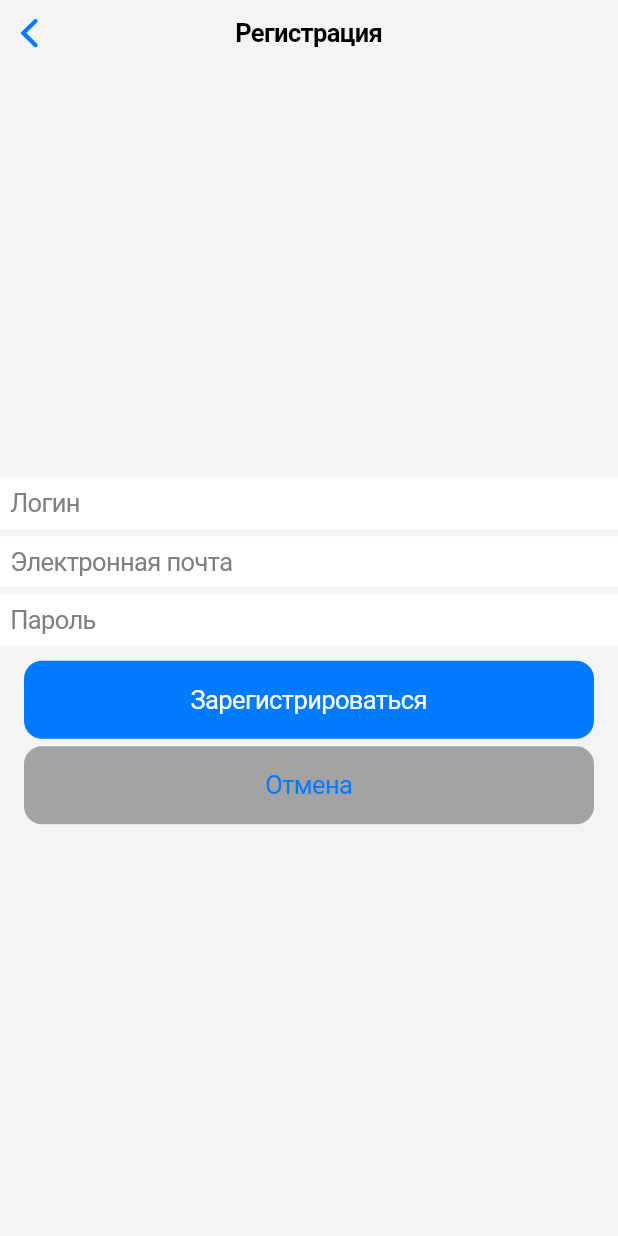
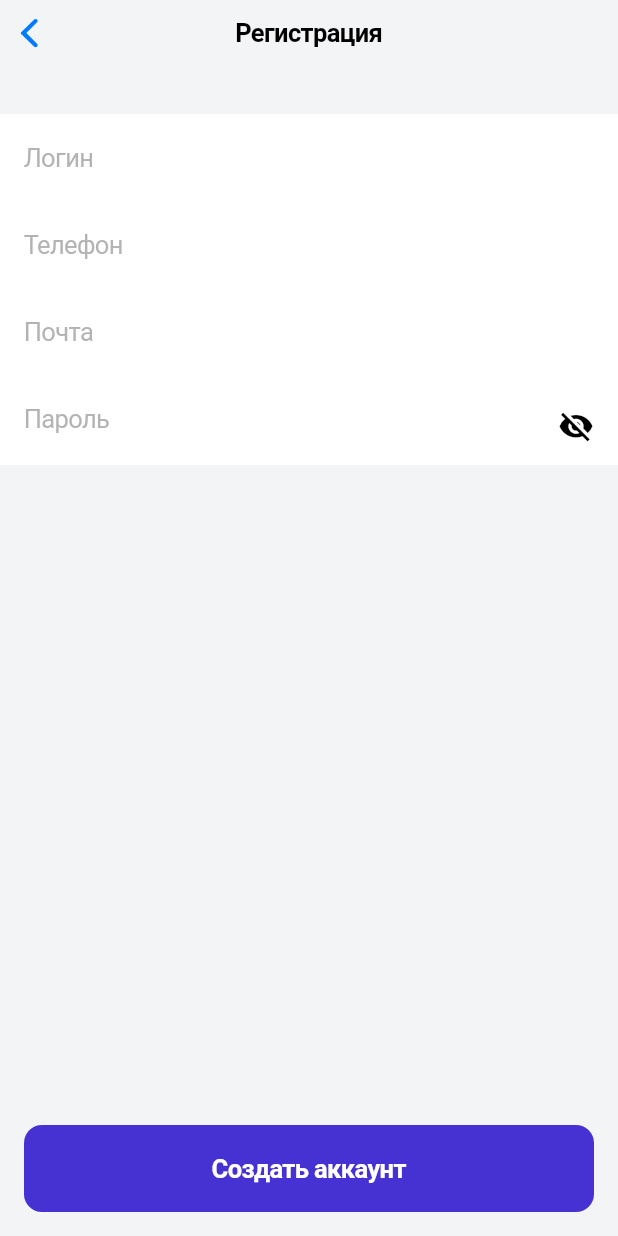
Before and after one commit to JaiRadhe/flutter_stepik, a Flutter app: the RegScreen screen opened directly, on a phone screen of 412 x 824 dp. Run offline on Flutter 3.47's test engine with Material 2 defaults, Android fonts, the phone set to English and light mode, and no system bars.

Commit message:
экран регистрации v2

```diff
--- a/lib/screen/auth/auth_screen.dart
+++ b/lib/screen/auth/auth_screen.dart
@@ -18,29 +18,34 @@ class AuthScreen extends StatelessWidget {
             CupertinoTextField(
               placeholder: 'Логин или почта',
               placeholderStyle: TextStyle(
-                color: Color(0xFF808080),
+                color: Color(0x99808080),
               ),
               decoration: BoxDecoration(
                 color: CupertinoColors.white,
               ),
+              padding: const EdgeInsets.symmetric(vertical: 19, horizontal: 16),
             ),
             CupertinoTextField(
               placeholder: 'Пароль',
               placeholderStyle: TextStyle(
-                color: Color(0xFF808080),
+                color: Color(0x99808080),
               ),
-                decoration: BoxDecoration(
+              decoration: BoxDecoration(
                 color: CupertinoColors.white,
-            ),
+              ),
+              padding: const EdgeInsets.symmetric(vertical: 19, horizontal: 16),
             ),
             SizedBox(height: 32),
             Padding(
                 padding: const EdgeInsets.symmetric(horizontal: 16),
-                child: CupertinoButton.filled(
+                child: CupertinoButton(
+                  color: Color(0xFF4631D2),
                   padding: const EdgeInsets.symmetric(vertical: 20),
                   child: Text(
                     'Войти',
-                    style: TextStyle(fontWeight: FontWeight.bold),
+                    style: TextStyle(
+                        fontWeight: FontWeight.bold,
+                        color: CupertinoColors.white),
                   ),
                   onPressed: () {},
                 )),
@@ -50,12 +55,16 @@ class AuthScreen extends StatelessWidget {
                 child: CupertinoButton(
                   color: Color(0xFF4631D2),
                   padding: const EdgeInsets.symmetric(vertical: 20),
-                  child: Text('Зарегистрироваться'),
+                  child: Text('Зарегистрироваться',
+                      style: TextStyle(
+                          fontWeight: FontWeight.bold,
+                          color: CupertinoColors.white)),
                   onPressed: () {
                     Navigator.push(
                       context,
                       CupertinoPageRoute(builder: (context) => RegScreen()),
-                    );},
+                    );
+                  },
                 ))
           ]),
     );
--- a/lib/screen/registration/reg_screen.dart
+++ b/lib/screen/registration/reg_screen.dart
@@ -1,7 +1,13 @@
 import 'package:flutter/cupertino.dart';
 import 'package:flutter/material.dart';
 
-class RegScreen extends StatelessWidget {
+class RegScreen extends StatefulWidget {
+  @override
+  State<StatefulWidget> createState() => RegScreenState();
+}
+
+class RegScreenState extends State<RegScreen> {
+  bool hidePass = true;
   final OverlayEntry overlayEntry = OverlayEntry(builder: (context) {
     return Positioned(
       top: MediaQuery.of(context).size.height * 0.8,
@@ -35,62 +41,94 @@ class RegScreen extends StatelessWidget {
         middle: Text('Регистрация'),
       ),
       child: Column(
-          mainAxisAlignment: MainAxisAlignment.center,
+          mainAxisAlignment: MainAxisAlignment.start,
           crossAxisAlignment: CrossAxisAlignment.stretch,
           children: [
+            SizedBox(height: 32),
             const CupertinoTextField(
               placeholder: "Логин",
               placeholderStyle: TextStyle(
-                color: Color(0xFF808080),
+                color: Color(0x99808080),
               ),
+              style: TextStyle(color: CupertinoColors.black),
               decoration: BoxDecoration(
                 color: CupertinoColors.white,
               ),
+              padding: const EdgeInsets.symmetric(vertical: 19, horizontal: 16),
             ),
-            SizedBox(height: 5),
             const CupertinoTextField(
-              placeholder: "Электронная почта",
+              placeholder: "Телефон",
               placeholderStyle: TextStyle(
-                color: Color(0xFF808080),
+                color: Color(0x99808080),
               ),
+              style: TextStyle(color: CupertinoColors.black),
               decoration: BoxDecoration(
                 color: CupertinoColors.white,
               ),
+              padding: const EdgeInsets.symmetric(vertical: 19, horizontal: 16),
             ),
-            SizedBox(height: 5),
             const CupertinoTextField(
-              placeholder: "Пароль",
+              placeholder: "Почта",
               placeholderStyle: TextStyle(
-                color: Color(0xFF808080),
+                color: Color(0x99808080),
               ),
+              style: TextStyle(color: CupertinoColors.black),
               decoration: BoxDecoration(
                 color: CupertinoColors.white,
               ),
+              padding: const EdgeInsets.symmetric(vertical: 19, horizontal: 16),
             ),
-            SizedBox(height: 10),
+            // SizedBox(height: 5),
+            CupertinoTextField(
+              obscureText: hidePass,
+              placeholder: "Пароль",
+              placeholderStyle: TextStyle(
+                color: Color(0x99808080),
+              ),
+              style: TextStyle(color: CupertinoColors.black),
+              decoration: BoxDecoration(
+                color: CupertinoColors.white,
+              ),
+              padding: const EdgeInsets.fromLTRB(16, 19, 16, 21),
+              suffix: Padding(
+                //паддинги у иконки не такие же как в фигме, потому что не стал копировать иконку из фигмы,
+                // тк там нет второй с открытым глазом, а подбирать парную такое себе
+                padding: const EdgeInsets.fromLTRB(0, 21, 16, 12),
+                child: GestureDetector(
+                    onTap: () {
+                      setState(() {
+                        hidePass = !hidePass;
+                      });
+                    },
+                    child: Icon(
+                      hidePass
+                          ? Icons.visibility_off_sharp
+                          : Icons.visibility_sharp,
+                      color: CupertinoColors.black,
+                    )),
+              ),
+            ),
+            const Spacer(),
             Padding(
-              padding: const EdgeInsets.symmetric(horizontal: 16),
-              child: CupertinoButton.filled(
-                  child: const Text("Зарегистрироваться"),
+                padding: const EdgeInsets.fromLTRB(16, 0, 16, 16),
+                child: CupertinoButton(
+                  child: const Text("Создать аккаунт",
+                      style: TextStyle(
+                          fontWeight: FontWeight.bold,
+                          color: CupertinoColors.white)),
+                  color: Color(0xFF4631D2),
+                  padding: const EdgeInsets.symmetric(
+                    vertical: 19,
+                  ),
                   onPressed: () {
                     Overlay.of(context)?.insert(overlayEntry);
                     Future.delayed(Duration(seconds: 2), () {
                       overlayEntry.remove();
                     });
                     Navigator.pop(context);
-                  }),
-            ),
-            SizedBox(height: 5),
-            Padding(
-                padding: const EdgeInsets.symmetric(horizontal: 16),
-                child: CupertinoButton(
-                    color: const Color(0xFFA3A3A3),
-                    child: const Text("Отмена"),
-                    onPressed: () {
-                      Navigator.pop(context);
-                    })
-            )
-          ],
-        ));
+                  },
+                )),
+          ]),
+    );
   }
 }
```
Lines whose indentation alone changed are shown as unchanged.
